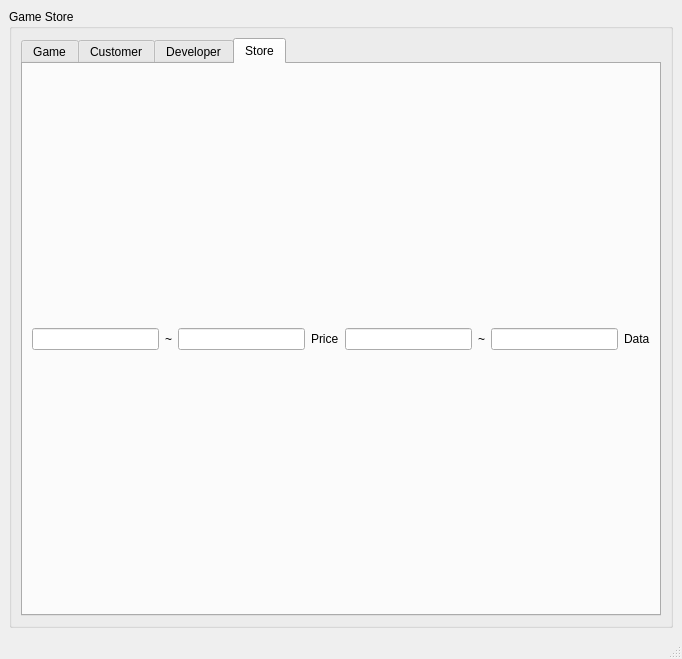
XiaoshuaiGeng/Gameshop-GSMS, file a.ui: the form before one commit.
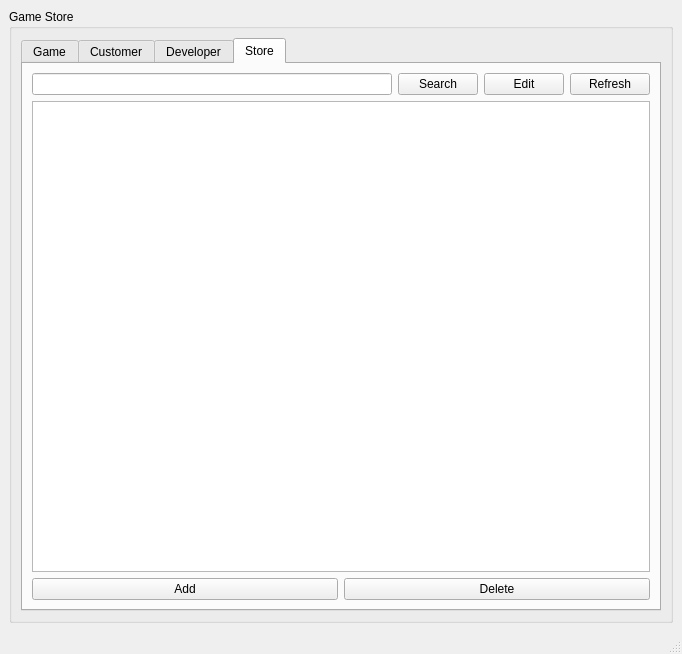
The form after the commit. The open tabs and pages were chosen to show the change.

What changed in the file:
```diff
--- a/a.ui
+++ b/a.ui
@@ -7,14 +7,14 @@
     <x>0</x>
     <y>0</y>
     <width>682</width>
-    <height>659</height>
+    <height>654</height>
    </rect>
   </property>
   <property name="windowTitle">
    <string>MainWindow</string>
   </property>
   <widget class="QWidget" name="centralwidget">
-   <layout class="QVBoxLayout" name="verticalLayout_9">
+   <layout class="QVBoxLayout" name="verticalLayout_17">
     <item>
      <widget class="QSplitter" name="splitter">
       <property name="orientation">
@@ -419,46 +419,81 @@
                 <attribute name="title">
                  <string>Store</string>
                 </attribute>
-                <layout class="QHBoxLayout" name="horizontalLayout_15">
+                <layout class="QVBoxLayout" name="verticalLayout_18">
                  <item>
-                  <widget class="QLineEdit" name="lineEdit"/>
+                  <layout class="QVBoxLayout" name="verticalLayout_9">
+                   <item>
+                    <layout class="QHBoxLayout" name="horizontalLayout_2">
+                     <item>
+                      <widget class="QLineEdit" name="searchBox1_6"/>
                  </item>
                  <item>
-                  <widget class="QLabel" name="label">
+                      <widget class="QPushButton" name="search1_6">
                    <property name="text">
-                    <string>~</string>
+                        <string>Search</string>
                    </property>
                   </widget>
                  </item>
                  <item>
-                  <widget class="QLineEdit" name="lineEdit_2"/>
+                      <widget class="QPushButton" name="Edit1_6">
+                       <property name="text">
+                        <string>Edit</string>
+                       </property>
+                      </widget>
                  </item>
                  <item>
-                  <widget class="QLabel" name="label_3">
+                      <widget class="QPushButton" name="RefreshBtn_6">
                    <property name="text">
-                    <string>Price</string>
+                        <string>Refresh</string>
                    </property>
                   </widget>
                  </item>
+                    </layout>
+                   </item>
                  <item>
-                  <widget class="QLineEdit" name="lineEdit_3"/>
+                    <widget class="QTableWidget" name="t_3">
+                     <property name="sizePolicy">
+                      <sizepolicy hsizetype="Expanding" vsizetype="Expanding">
+                       <horstretch>0</horstretch>
+                       <verstretch>4</verstretch>
+                      </sizepolicy>
+                     </property>
+                     <property name="sizeIncrement">
+                      <size>
+                       <width>0</width>
+                       <height>0</height>
+                      </size>
+                     </property>
+                     <property name="baseSize">
+                      <size>
+                       <width>0</width>
+                       <height>0</height>
+                      </size>
+                     </property>
+                     <property name="editTriggers">
+                      <set>QAbstractItemView::NoEditTriggers</set>
+                     </property>
+                    </widget>
                  </item>
                  <item>
-                  <widget class="QLabel" name="label_2">
+                    <layout class="QHBoxLayout" name="horizontalLayout_8">
+                     <item>
+                      <widget class="QPushButton" name="add1_6">
                    <property name="text">
-                    <string>~</string>
+                        <string>Add</string>
                    </property>
                   </widget>
                  </item>
                  <item>
-                  <widget class="QLineEdit" name="lineEdit_4"/>
-                 </item>
-                 <item>
-                  <widget class="QLabel" name="label_4">
+                      <widget class="QPushButton" name="delete1_6">
                    <property name="text">
-                    <string>Data</string>
-                   </property>
-                  </widget>
+                        <string>Delete</string>
+                       </property>
+                      </widget>
+                     </item>
+                    </layout>
+                   </item>
+                  </layout>
                  </item>
                 </layout>
                </widget>
```
Left out of the diff: 5 changed lines with no effect on the pictures. Lines whose indentation alone changed are shown as unchanged.
